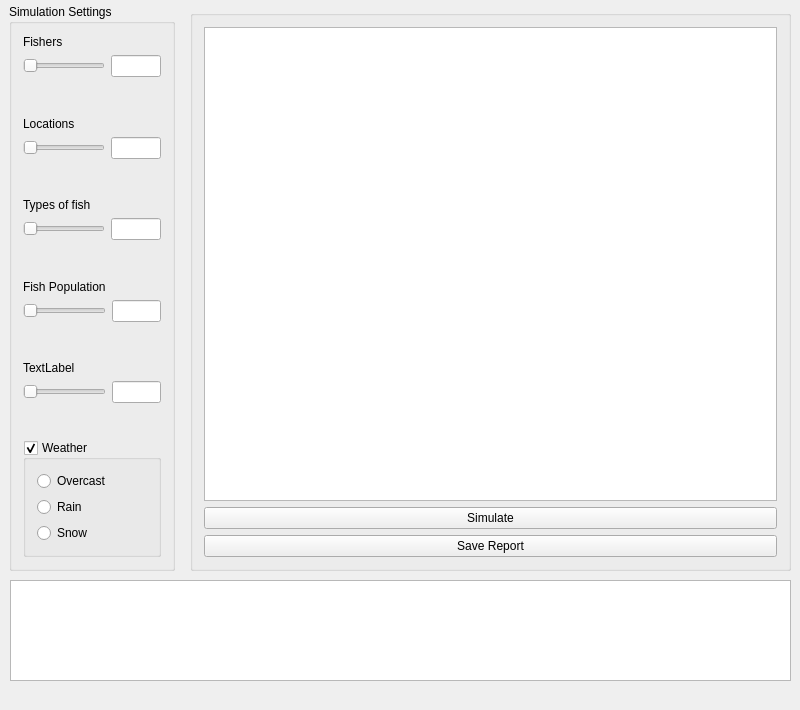
AlexanderJHill/Software-Engineering, file CrowdAnalysys/mainwindow.ui: the form before one commit.
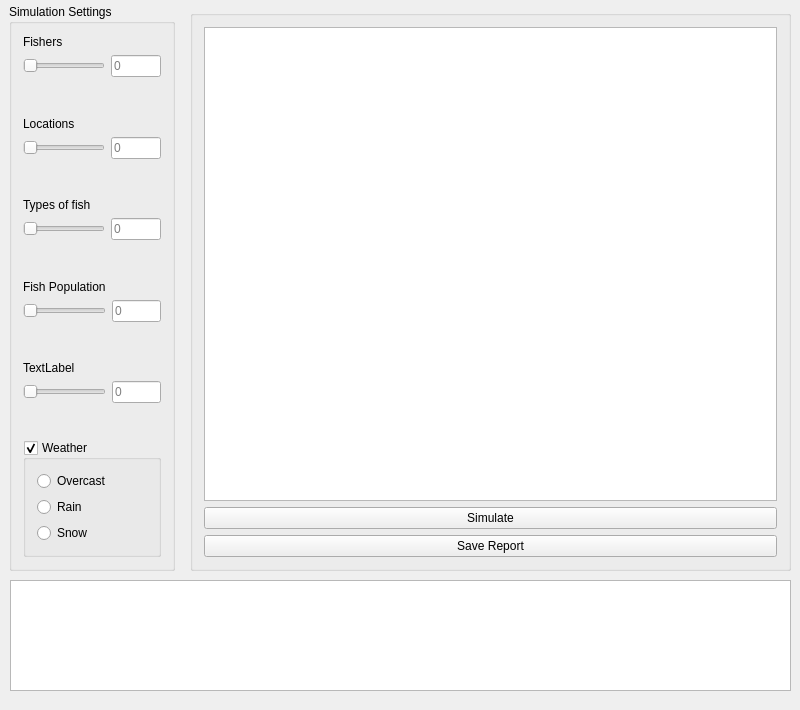
The form after the commit.

Commit message: sliders hooked up to edit boxes

Diff of the .ui file:
```diff
--- a/CrowdAnalysys/mainwindow.ui
+++ b/CrowdAnalysys/mainwindow.ui
@@ -44,7 +44,7 @@
         </widget>
        </item>
        <item>
-        <widget class="QLineEdit" name="lineEdit_2">
+        <widget class="QLineEdit" name="lineEdit_0">
          <property name="sizePolicy">
           <sizepolicy hsizetype="Fixed" vsizetype="Fixed">
            <horstretch>0</horstretch>
@@ -57,6 +57,12 @@
            <height>16777215</height>
           </size>
          </property>
+         <property name="readOnly">
+          <bool>false</bool>
+         </property>
+         <property name="placeholderText">
+          <string>0</string>
+         </property>
         </widget>
        </item>
       </layout>
@@ -104,6 +110,9 @@
            <height>16777215</height>
           </size>
          </property>
+         <property name="placeholderText">
+          <string>0</string>
+         </property>
         </widget>
        </item>
       </layout>
@@ -138,7 +147,7 @@
         </widget>
        </item>
        <item>
-        <widget class="QLineEdit" name="lineEdit">
+        <widget class="QLineEdit" name="lineEdit_2">
          <property name="sizePolicy">
           <sizepolicy hsizetype="Fixed" vsizetype="Fixed">
            <horstretch>0</horstretch>
@@ -151,6 +160,9 @@
            <height>16777215</height>
           </size>
          </property>
+         <property name="placeholderText">
+          <string>0</string>
+         </property>
         </widget>
        </item>
       </layout>
@@ -178,7 +190,7 @@
      <item>
       <layout class="QHBoxLayout" name="horizontalLayout_4">
        <item>
-        <widget class="QSlider" name="horizontalSlider_4">
+        <widget class="QSlider" name="fishpop">
          <property name="orientation">
           <enum>Qt::Horizontal</enum>
          </property>
@@ -192,6 +204,9 @@
            <height>16777215</height>
           </size>
          </property>
+         <property name="placeholderText">
+          <string>0</string>
+         </property>
         </widget>
        </item>
       </layout>
@@ -219,7 +234,7 @@
      <item>
       <layout class="QHBoxLayout" name="horizontalLayout_5">
        <item>
-        <widget class="QSlider" name="horizontalSlider_5">
+        <widget class="QSlider" name="horizontalSlider_4">
          <property name="orientation">
           <enum>Qt::Horizontal</enum>
          </property>
@@ -233,6 +248,9 @@
            <height>16777215</height>
           </size>
          </property>
+         <property name="placeholderText">
+          <string>0</string>
+         </property>
         </widget>
        </item>
       </layout>
@@ -341,7 +359,7 @@
       <x>10</x>
       <y>580</y>
       <width>781</width>
-      <height>101</height>
+      <height>111</height>
      </rect>
     </property>
     <property name="documentTitle">
```
Left out of the diff: 16 changed lines with no effect on the pictures. The commit also changes 3 other files.
